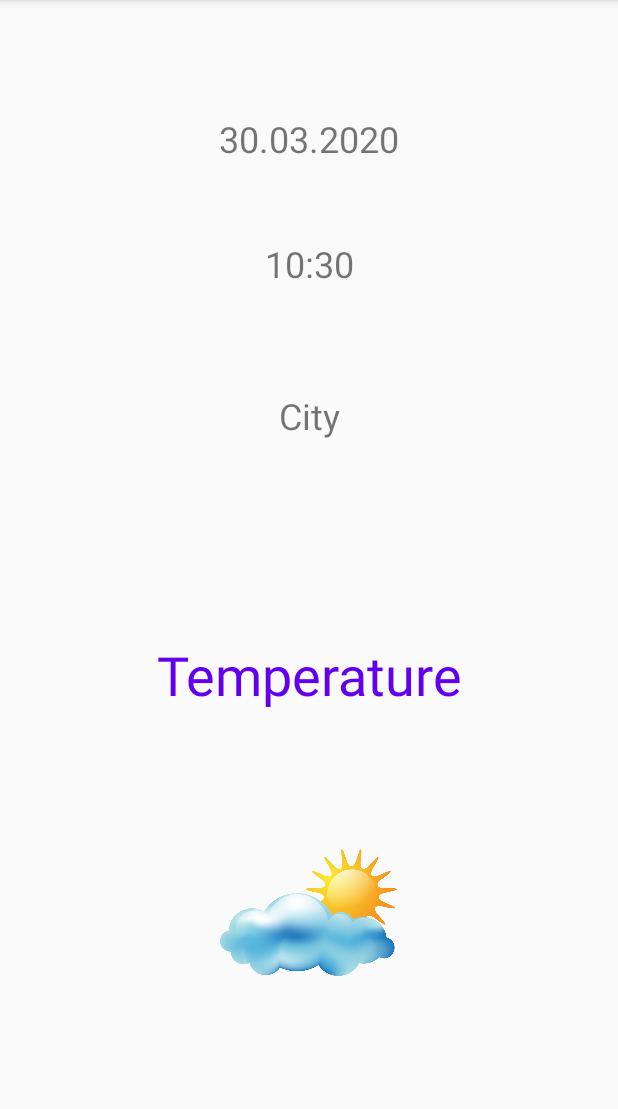
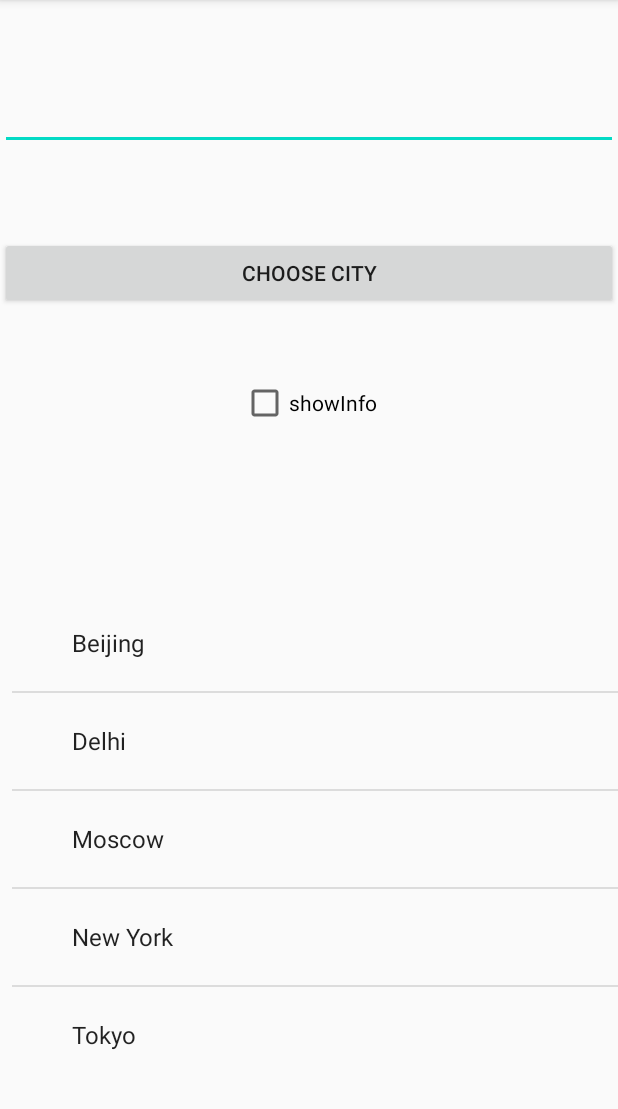
Before and after one commit to loleckek228/Homework, an Android app: the screen it shows after launch (MainActivity before the commit, CityActivity after it), on a phone screen of 412 x 824 dp, the part 84-1193 px from its top. Run offline under Robolectric (Android 15) with nearby library versions, the phone set to English and light mode, and no system bars.

Commit message:
HomeWork(lesson-2)

```diff
--- a/app/src/main/AndroidManifest.xml
+++ b/app/src/main/AndroidManifest.xml
@@ -9,7 +9,8 @@
         android:roundIcon="@mipmap/ic_launcher_round"
         android:supportsRtl="true"
         android:theme="@style/AppTheme">
-        <activity android:name=".MainActivity">
+        <activity android:name=".MainActivity"></activity>
+        <activity android:name=".CityActivity">
             <intent-filter>
                 <action android:name="android.intent.action.MAIN" />
 
--- /dev/null
+++ b/app/src/main/java/com/geekbrains/android/homework/CityActivity.java
@@ -0,0 +1,35 @@
+package com.geekbrains.android.homework;
+
+
+import android.os.Bundle;
+import android.widget.ArrayAdapter;
+import android.widget.ListView;
+import android.widget.TextView;
+
+import androidx.annotation.Nullable;
+import androidx.appcompat.app.AppCompatActivity;
+
+public class CityActivity extends AppCompatActivity {
+
+    private ListView citiesList;
+
+    @Override
+    protected void onCreate(@Nullable Bundle savedInstanceState) {
+        super.onCreate(savedInstanceState);
+        setContentView(R.layout.activity_city);
+        initView();
+    }
+
+    private void initView() {
+        initСitiesList();
+    }
+
+    private void initСitiesList() {
+        final TextView textView = findViewById(R.id.txt);
+        citiesList = findViewById(R.id.listView);
+        ArrayAdapter<CharSequence> adapter
+                = ArrayAdapter.createFromResource(this, R.array.cities,
+                android.R.layout.simple_expandable_list_item_1);
+        citiesList.setAdapter(adapter);
+    }
+}
--- /dev/null
+++ b/app/src/main/res/layout/activity_city.xml
@@ -0,0 +1,63 @@
+<?xml version="1.0" encoding="utf-8"?>
+<androidx.constraintlayout.widget.ConstraintLayout xmlns:android="http://schemas.android.com/apk/res/android"
+    xmlns:app="http://schemas.android.com/apk/res-auto"
+    xmlns:tools="http://schemas.android.com/tools"
+    android:layout_width="match_parent"
+    android:layout_height="match_parent"
+    tools:context=".CityActivity">
+
+    <EditText
+        android:id="@+id/cityEditText"
+        android:layout_width="match_parent"
+        android:layout_height="wrap_content"
+        android:textSize="24dp"
+        app:layout_constraintBottom_toTopOf="@id/button"
+        app:layout_constraintEnd_toEndOf="parent"
+        app:layout_constraintHorizontal_bias="1.0"
+        app:layout_constraintStart_toStartOf="parent"
+        app:layout_constraintTop_toTopOf="parent" />
+
+    <Button
+        android:id="@+id/button"
+        android:layout_width="match_parent"
+        android:layout_height="wrap_content"
+        android:layout_marginTop="12dp"
+        android:text="@string/chooseCity"
+        app:layout_constraintBottom_toTopOf="@id/checkBox"
+        app:layout_constraintEnd_toEndOf="parent"
+        app:layout_constraintHorizontal_bias="1.0"
+        app:layout_constraintStart_toStartOf="parent"
+        app:layout_constraintTop_toBottomOf="@id/cityEditText" />
+
+    <TextView
+        android:id="@+id/txt"
+        android:layout_width="wrap_content"
+        android:layout_height="wrap_content"
+        app:layout_constraintBottom_toTopOf="@id/listView"
+        app:layout_constraintEnd_toEndOf="parent"
+        app:layout_constraintStart_toStartOf="parent"
+        app:layout_constraintTop_toBottomOf="@id/checkBox" />
+
+    <CheckBox
+        android:id="@+id/checkBox"
+        android:layout_width="wrap_content"
+        android:layout_height="wrap_content"
+        android:text="@string/showinfo"
+        app:layout_constraintBottom_toTopOf="@id/txt"
+        app:layout_constraintEnd_toEndOf="parent"
+        app:layout_constraintStart_toStartOf="parent"
+        app:layout_constraintTop_toBottomOf="@id/button" />
+
+    <ListView
+        android:id="@+id/listView"
+        android:layout_width="wrap_content"
+        android:layout_height="wrap_content"
+        android:layout_marginStart="16dp"
+        android:layout_marginLeft="16dp"
+        app:layout_constraintBottom_toBottomOf="parent"
+        app:layout_constraintEnd_toEndOf="parent"
+        app:layout_constraintStart_toStartOf="parent"
+        app:layout_constraintTop_toBottomOf="@+id/txt" />
+
+
+</androidx.constraintlayout.widget.ConstraintLayout>
--- a/app/src/main/res/values/strings.xml
+++ b/app/src/main/res/values/strings.xml
@@ -6,4 +6,13 @@
     <string name="time">Time</string>
     <string name="date">Date</string>
     <string name="theme">White/Dark</string>
+    <string name="chooseCity">Choose city</string>
+    <string name="showinfo">showInfo</string>
+    <string-array name="cities">
+        <item>Beijing</item>
+        <item>Delhi</item>
+        <item>Moscow</item>
+        <item>New York</item>
+        <item>Tokyo</item>
+    </string-array>
 </resources>
```
Also changed, not shown: app/src/main/java/com/geekbrains/android/homework/MainActivity.java (+0 -7 lines), 1 other file.
